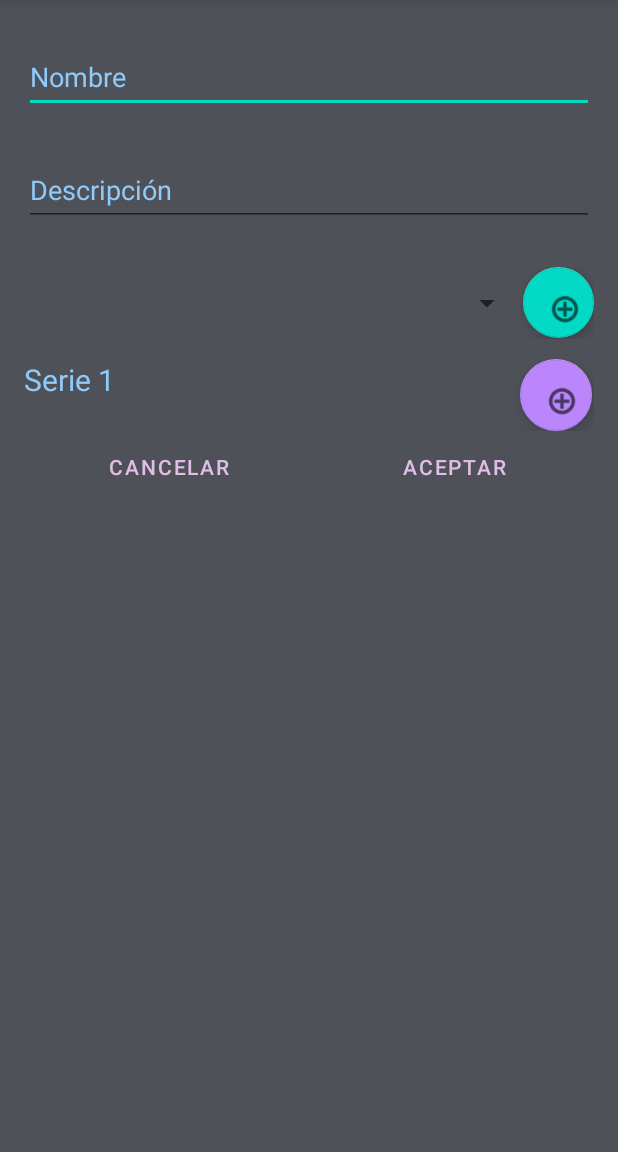
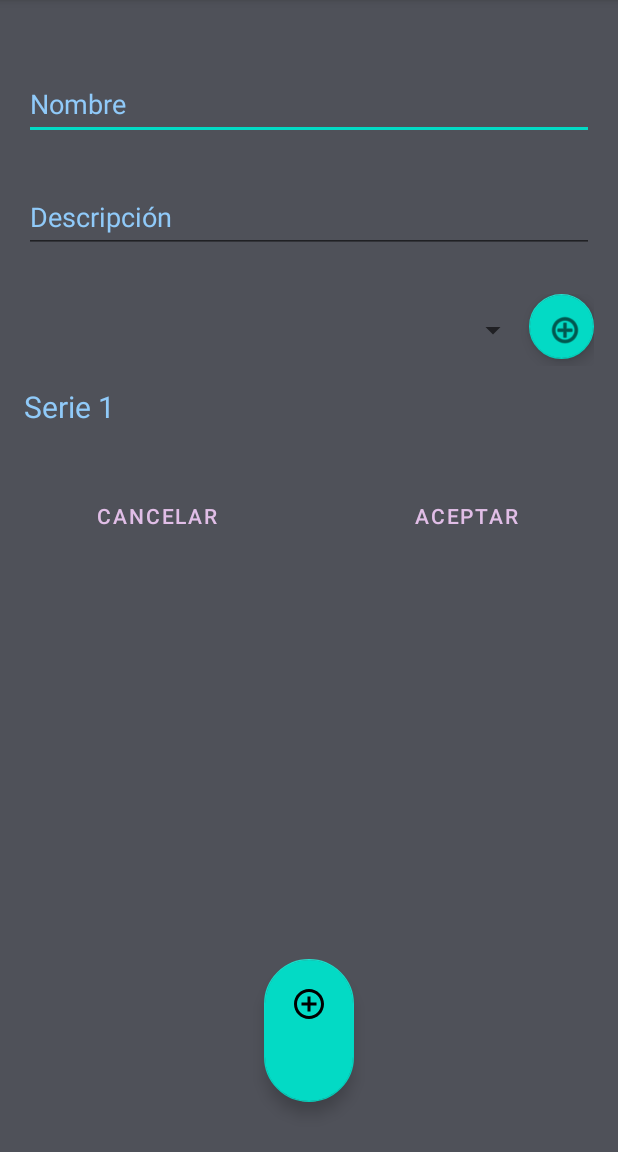
Before and after one commit to IgnaDev/TheClimbingPlan, an Android app: the FormularioEntrenamiento screen opened directly, with no data from a screen before it, on a phone screen of 412 x 824 dp, the part 84-1236 px from its top. Run offline under Robolectric (Android 15) with nearby library versions, the phone set to English and light mode, and no system bars; our stand-ins replace Room's generated code.

Commit message:
crear series activity

```diff
--- /dev/null
+++ b/app/src/main/res/drawable/add_circle.xml
@@ -0,0 +1,5 @@
+<vector android:height="24dp" android:tint="#72A94D"
+    android:viewportHeight="24" android:viewportWidth="24"
+    android:width="24dp" xmlns:android="http://schemas.android.com/apk/res/android">
+    <path android:fillColor="@android:color/white" android:pathData="M13,7h-2v4L7,11v2h4v4h2v-4h4v-2h-4L13,7zM12,2C6.48,2 2,6.48 2,12s4.48,10 10,10 10,-4.48 10,-10S17.52,2 12,2zM12,20c-4.41,0 -8,-3.59 -8,-8s3.59,-8 8,-8 8,3.59 8,8 -3.59,8 -8,8z"/>
+</vector>
--- a/app/src/main/res/layout/activity_auth.xml
+++ b/app/src/main/res/layout/activity_auth.xml
@@ -92,7 +92,8 @@
             android:layout_weight="1"
             android:background="@color/white"
             android:backgroundTint="#FBF8F8"
-            android:drawableStart="@drawable/google"
+            android:drawableStart="@drawable/common_google_signin_btn_icon_dark"
+            android:drawableLeft="@drawable/common_google_signin_btn_icon_dark_focused"
             android:paddingStart="16dp"
             android:text="@string/google"
             android:textAlignment="textStart"
--- a/app/src/main/res/layout/activity_formulario_entrenamiento.xml
+++ b/app/src/main/res/layout/activity_formulario_entrenamiento.xml
@@ -8,6 +8,17 @@
     android:background="@drawable/fondocolor"
     android:backgroundTint="@color/claro"
     tools:context=".FormularioEntrenamiento">
+
+    <androidx.core.widget.NestedScrollView
+        android:id="@+id/nestedScrollView"
+        android:layout_width="0dp"
+        android:layout_height="wrap_content"
+        android:layout_marginTop="18dp"
+        android:layout_marginBottom="334dp"
+        app:layout_constraintBottom_toTopOf="@+id/floatingActionButton"
+        app:layout_constraintEnd_toEndOf="parent"
+        app:layout_constraintStart_toStartOf="parent"
+        app:layout_constraintTop_toTopOf="parent">
 
         <LinearLayout
             android:id="@+id/linearLayout4"
@@ -61,14 +72,15 @@
 
                 <com.google.android.material.floatingactionbutton.FloatingActionButton
                     android:id="@+id/btnCrearCategoria"
-                android:layout_width="wrap_content"
-                android:layout_height="wrap_content"
+                    android:layout_width="48dp"
+                    android:layout_height="48dp"
                     android:layout_weight="1"
                     android:clickable="true"
                     android:contentDescription="@string/todo"
                     android:focusable="true"
                     android:minWidth="48dp"
                     android:minHeight="48dp"
+                    app:fabCustomSize="48dp"
                     app:srcCompat="@android:drawable/ic_menu_add"
                     tools:ignore="SpeakableTextPresentCheck,TouchTargetSizeCheck,DuplicateSpeakableTextCheck" />
 
@@ -82,29 +94,42 @@
 
                 <TextView
                     android:id="@+id/tvSerie1"
-                android:layout_width="329dp"
+                    android:layout_width="0dp"
                     android:layout_height="48dp"
                     android:layout_weight="1"
                     android:text="@string/serie_1"
                     android:textColor="#90CAF9"
                     android:textSize="20sp" />
 
-            <com.google.android.material.floatingactionbutton.FloatingActionButton
-                android:id="@+id/btnSerie1"
-                android:layout_width="48dp"
-                android:layout_height="48dp"
-                android:layout_weight="1"
-                android:clickable="true"
-                app:backgroundTint="@color/purple_200"
-                app:srcCompat="@android:drawable/ic_menu_add"
-                tools:ignore="SpeakableTextPresentCheck" />
+            </LinearLayout>
 
         </LinearLayout>
+    </androidx.core.widget.NestedScrollView>
+
+    <com.google.android.material.floatingactionbutton.FloatingActionButton
+        android:id="@+id/floatingActionButton"
+        android:layout_width="60dp"
+        android:layout_height="0dp"
+        android:layout_marginBottom="33dp"
+        android:src="@drawable/add_circle"
+        app:fabCustomSize="60dp"
+        app:layout_constraintBottom_toBottomOf="parent"
+        app:layout_constraintEnd_toEndOf="parent"
+        app:layout_constraintStart_toStartOf="parent"
+        app:layout_constraintTop_toBottomOf="@+id/nestedScrollView"
+        tools:ignore="SpeakableTextPresentCheck"
+        android:contentDescription="TODO" />
 
     <LinearLayout
-            android:layout_width="match_parent"
-            android:layout_height="match_parent"
-            android:orientation="horizontal">
+        android:id="@+id/linearLayout7"
+        android:layout_width="0dp"
+        android:layout_height="wrap_content"
+        android:layout_marginTop="320dp"
+        android:orientation="horizontal"
+        app:layout_constraintEnd_toEndOf="parent"
+        app:layout_constraintStart_toStartOf="parent"
+        app:layout_constraintTop_toTopOf="parent">
+
 
         <Button
             android:id="@+id/btnVolverFormularioEntr"
@@ -125,5 +150,5 @@
             android:textColor="#E1BEE7" />
     </LinearLayout>
 
-    </LinearLayout>
+
 </androidx.constraintlayout.widget.ConstraintLayout>
```
Also changed, not shown: app/src/main/AndroidManifest.xml (+7 -0 lines), app/src/main/java/com/example/theclimbingplan/CrearSerie.java (added, +14 -0 lines), app/src/main/res/layout/activity_crear_serie.xml (added, +45 -0 lines), 1 other file. Lines whose indentation alone changed are shown as unchanged.
